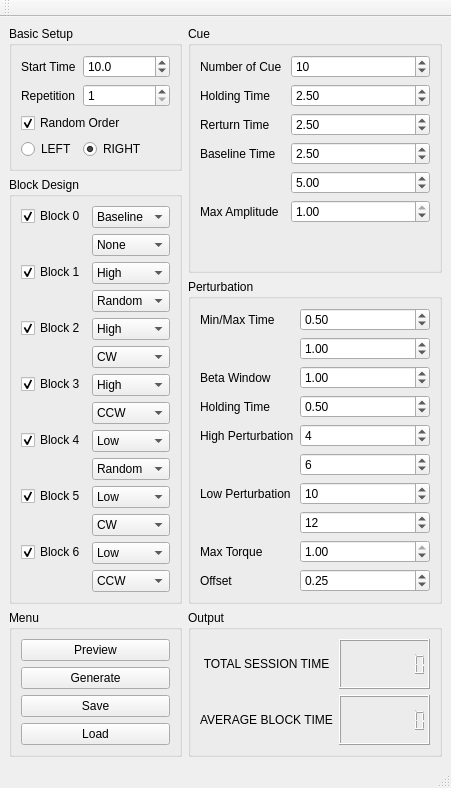
Qt form gui/rigidity_experiment_main_window.ui (ThomasMartineau/Python-for-TMSiLite) before a commit.
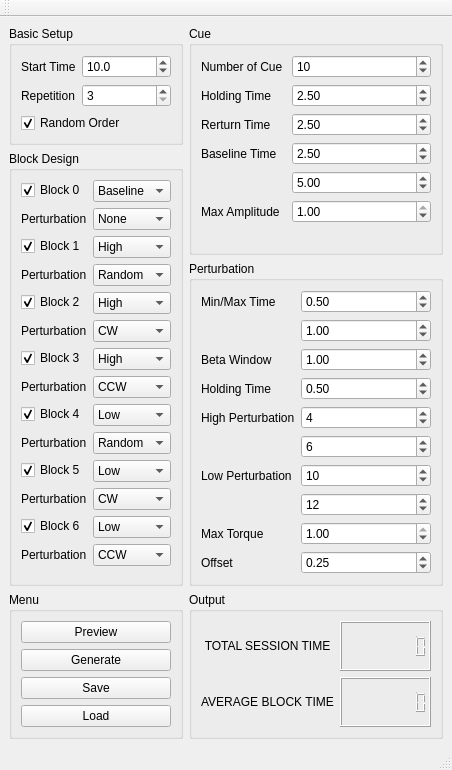
The same form after that commit.

Commit message: corrected block design

The edit to the form file:
```diff
--- a/gui/rigidity_experiment_main_window.ui
+++ b/gui/rigidity_experiment_main_window.ui
@@ -7,7 +7,7 @@
     <x>0</x>
     <y>0</y>
     <width>400</width>
-    <height>721</height>
+    <height>698</height>
    </rect>
   </property>
   <property name="windowTitle">
@@ -366,7 +366,7 @@
        <item row="1" column="1">
         <widget class="QSpinBox" name="repetition">
          <property name="minimum">
-          <number>1</number>
+          <number>3</number>
          </property>
         </widget>
        </item>
@@ -380,26 +380,6 @@
          </property>
         </widget>
        </item>
-       <item row="3" column="0">
-        <widget class="QRadioButton" name="handle">
-         <property name="text">
-          <string>LEFT</string>
-         </property>
-         <property name="checked">
-          <bool>false</bool>
-         </property>
-        </widget>
-       </item>
-       <item row="3" column="1">
-        <widget class="QRadioButton" name="radioButton_2">
-         <property name="text">
-          <string>RIGHT</string>
-         </property>
-         <property name="checked">
-          <bool>true</bool>
-         </property>
-        </widget>
-       </item>
       </layout>
      </widget>
     </item>
@@ -438,6 +418,13 @@
          </item>
         </widget>
        </item>
+       <item row="1" column="0">
+        <widget class="QLabel" name="label_2">
+         <property name="text">
+          <string>Perturbation</string>
+         </property>
+        </widget>
+       </item>
        <item row="1" column="1">
         <widget class="QComboBox" name="offset_0">
          <item>
@@ -491,6 +478,13 @@
          </item>
         </widget>
        </item>
+       <item row="3" column="0">
+        <widget class="QLabel" name="label_4">
+         <property name="text">
+          <string>Perturbation</string>
+         </property>
+        </widget>
+       </item>
        <item row="3" column="1">
         <widget class="QComboBox" name="offset_1">
          <item>
@@ -544,6 +538,13 @@
          </item>
         </widget>
        </item>
+       <item row="5" column="0">
+        <widget class="QLabel" name="label_6">
+         <property name="text">
+          <string>Perturbation</string>
+         </property>
+        </widget>
+       </item>
        <item row="5" column="1">
         <widget class="QComboBox" name="offset_2">
          <item>
@@ -597,6 +598,13 @@
          </item>
         </widget>
        </item>
+       <item row="7" column="0">
+        <widget class="QLabel" name="label_7">
+         <property name="text">
+          <string>Perturbation</string>
+         </property>
+        </widget>
+       </item>
        <item row="7" column="1">
         <widget class="QComboBox" name="offset_3">
          <item>
@@ -650,6 +658,13 @@
          </item>
         </widget>
        </item>
+       <item row="9" column="0">
+        <widget class="QLabel" name="label_11">
+         <property name="text">
+          <string>Perturbation</string>
+         </property>
+        </widget>
+       </item>
        <item row="9" column="1">
         <widget class="QComboBox" name="offset_4">
          <item>
@@ -703,6 +718,13 @@
          </item>
         </widget>
        </item>
+       <item row="11" column="0">
+        <widget class="QLabel" name="label_23">
+         <property name="text">
+          <string>Perturbation</string>
+         </property>
+        </widget>
+       </item>
        <item row="11" column="1">
         <widget class="QComboBox" name="offset_5">
          <item>
@@ -756,6 +778,13 @@
          </item>
         </widget>
        </item>
+       <item row="13" column="0">
+        <widget class="QLabel" name="label_24">
+         <property name="text">
+          <string>Perturbation</string>
+         </property>
+        </widget>
+       </item>
        <item row="13" column="1">
         <widget class="QComboBox" name="offset_6">
          <item>
```
The commit also changes 5 other files.
